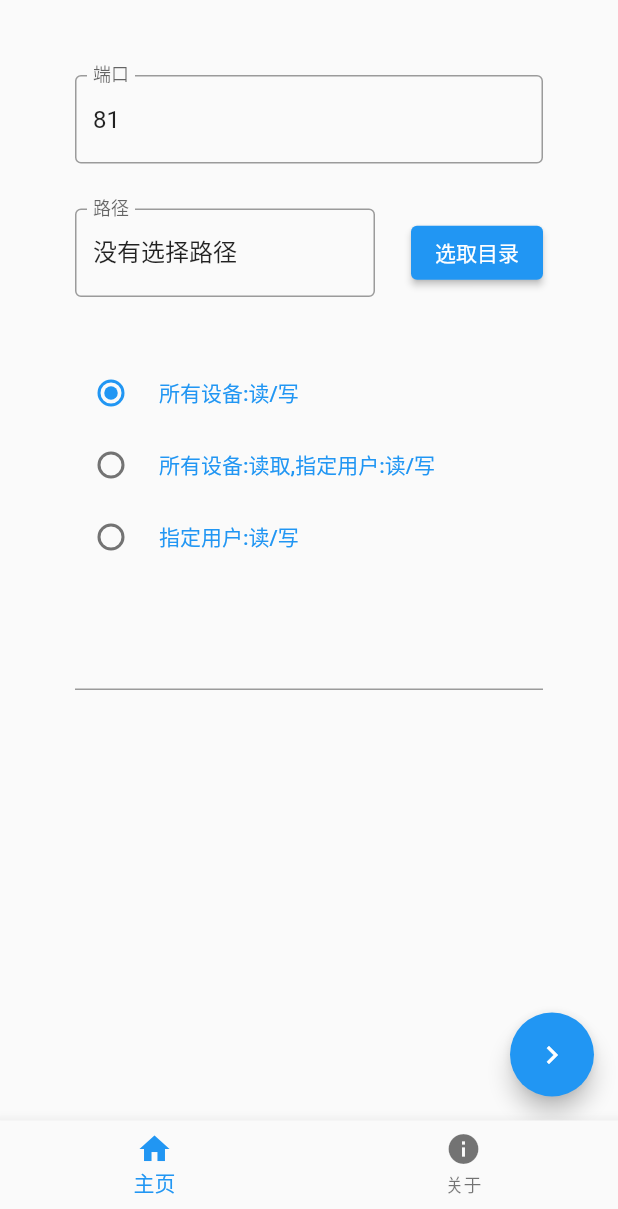
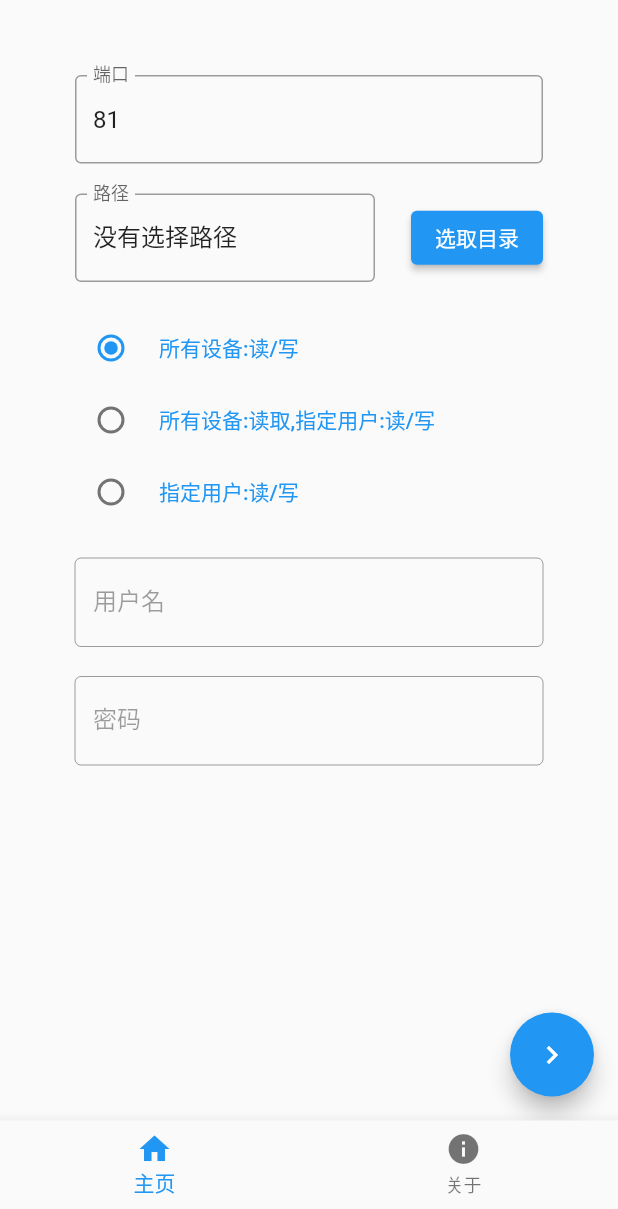
Before and after one commit to Zhoucheng133/CuteHttpFileServer-GUI, a Flutter app: the screen it shows after launch, on a phone screen of 412 x 824 dp, the part 27-1236 px from its top. Run offline on Flutter 3.47's test engine with Material 2 defaults, Android fonts, the phone set to English and light mode, and no system bars; our stand-ins replace file_picker; missing offline and left inert: bitsdojo_window.

Commit message:
增加用户名和密码的输入框并且有判定

```diff
--- a/lib/main.dart
+++ b/lib/main.dart
@@ -9,7 +9,7 @@
   runApp(const MainApp());
   doWhenWindowReady(() {
     final win = appWindow;
-    const initialSize = Size(400, 600);
+    const initialSize = Size(400, 620);
     win.size = initialSize;
     win.minSize = initialSize;
     win.maxSize = initialSize;
@@ -192,7 +192,7 @@
                     ),
                   ),
                   SizedBox(
-                    height: 30,
+                    height: 20,
                   ),
                   Row(
                     children: [
@@ -221,7 +221,7 @@
                     ],
                   ),
                   SizedBox(
-                    height: 40,
+                    height: 20,
                   ),
                   Row(
                     children: [
@@ -286,11 +286,26 @@
                     ],
                   ),
                   SizedBox(
-                    height: 30,
+                    height: 20,
                   ),
                   TextField(
+                    enabled: shareMethod==1?false:true,
                     controller: inputUser,
-
+                    decoration: InputDecoration(
+                      border: OutlineInputBorder(),
+                      labelText: "用户名"
+                    ),
+                  ),
+                  SizedBox(
+                    height: 20,
+                  ),
+                  TextField(
+                    enabled: shareMethod==1?false:true,
+                    controller: inputPass,
+                    decoration: InputDecoration(
+                      border: OutlineInputBorder(),
+                      labelText: "密码"
+                    ),
                   )
                 ],
               )
```
